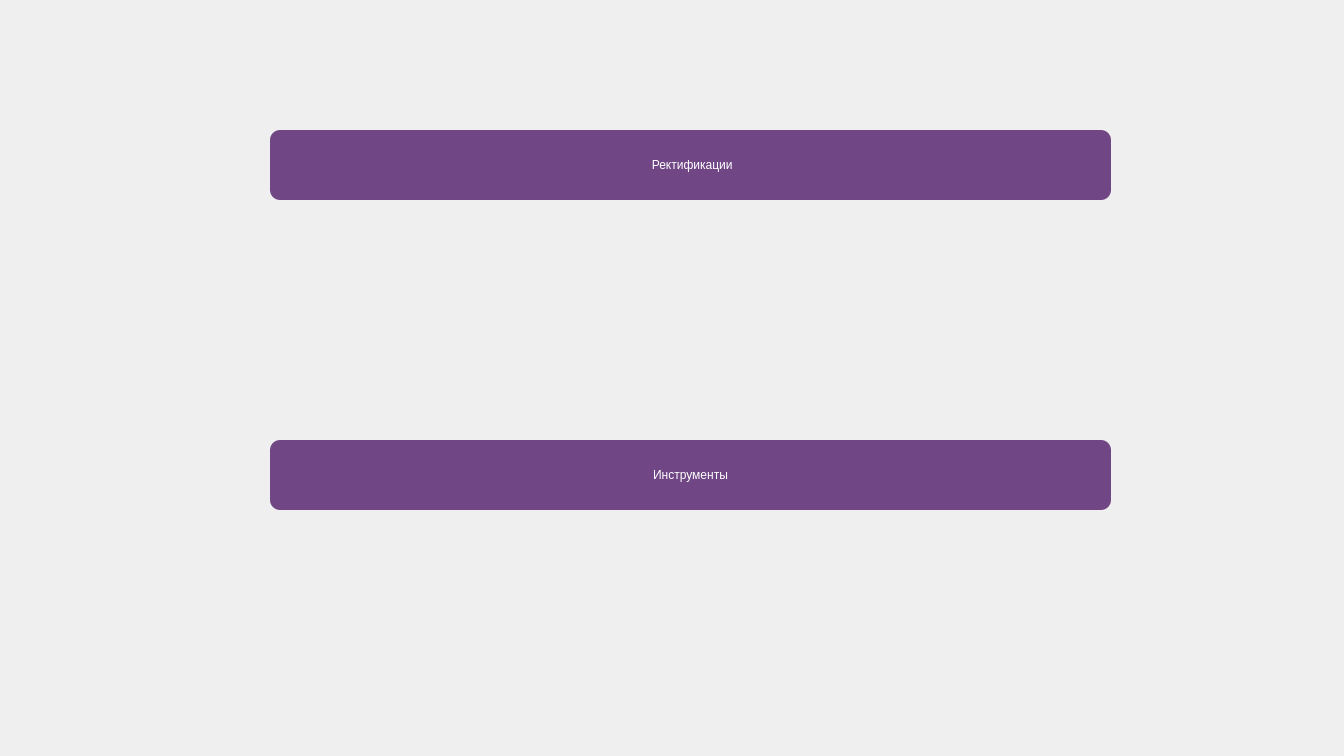
Old version of the form UI_files/main.ui in the repository k-e-n-p-a-c-h-i/TestTaskSuedov.
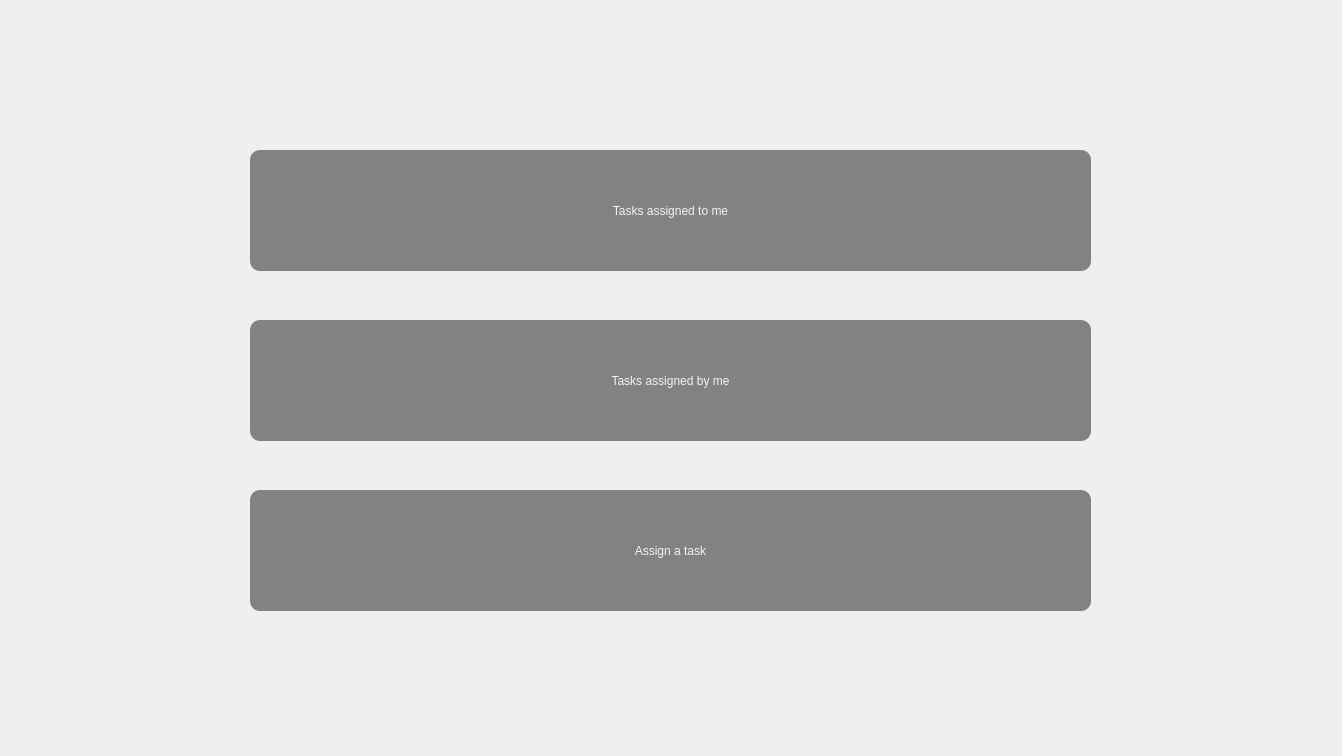
New version of the form.

Diff of the .ui file:
```diff
--- a/UI_files/main.ui
+++ b/UI_files/main.ui
@@ -6,7 +6,7 @@
    <rect>
     <x>0</x>
     <y>0</y>
-    <width>1344</width>
+    <width>1342</width>
     <height>756</height>
    </rect>
   </property>
@@ -20,13 +20,65 @@
    <string>Task manager</string>
   </property>
   <widget class="QWidget" name="centralwidget">
+   <widget class="QPushButton" name="pushButton">
+    <property name="geometry">
+     <rect>
+      <x>250</x>
+      <y>150</y>
+      <width>841</width>
+      <height>121</height>
+     </rect>
+    </property>
+    <property name="minimumSize">
+     <size>
+      <width>0</width>
+      <height>70</height>
+     </size>
+    </property>
+    <property name="styleSheet">
+     <string notr="true">color:rgb(243, 243, 243);
+background-color: rgba(54, 54, 54, 150);
+border-style: outset;
+border-radius:10px;
+font: 15pt &quot;MS Shell Dlg 2&quot;;</string>
+    </property>
+    <property name="text">
+     <string>Tasks assigned to me</string>
+    </property>
+   </widget>
+   <widget class="QPushButton" name="pushButton_2">
+    <property name="geometry">
+     <rect>
+      <x>250</x>
+      <y>320</y>
+      <width>841</width>
+      <height>121</height>
+     </rect>
+    </property>
+    <property name="minimumSize">
+     <size>
+      <width>0</width>
+      <height>70</height>
+     </size>
+    </property>
+    <property name="styleSheet">
+     <string notr="true">color:rgb(243, 243, 243);
+background-color: rgba(54, 54, 54, 150);
+border-style: outset;
+border-radius:10px;
+font: 15pt &quot;MS Shell Dlg 2&quot;;</string>
+    </property>
+    <property name="text">
+     <string>Tasks assigned by me</string>
+    </property>
+   </widget>
    <widget class="QPushButton" name="pushButton_3">
     <property name="geometry">
      <rect>
-      <x>270</x>
-      <y>440</y>
+      <x>250</x>
+      <y>490</y>
       <width>841</width>
-      <height>70</height>
+      <height>121</height>
      </rect>
     </property>
     <property name="minimumSize">
@@ -36,44 +88,14 @@
      </size>
     </property>
     <property name="styleSheet">
-     <string notr="true">background-color: rgba(59, 0, 89, 180);
-color: rgb(255, 255, 255);
+     <string notr="true">color:rgb(243, 243, 243);
+background-color: rgba(54, 54, 54, 150);
 border-style: outset;
-border-widht:2px;
 border-radius:10px;
-border-color:black;
-font: 75 11pt &quot;MS Shell Dlg 2&quot;;</string>
+font: 15pt &quot;MS Shell Dlg 2&quot;;</string>
     </property>
     <property name="text">
-     <string>Инструменты</string>
-    </property>
-   </widget>
-   <widget class="QPushButton" name="pushButton_4">
-    <property name="geometry">
-     <rect>
-      <x>270</x>
-      <y>130</y>
-      <width>841</width>
-      <height>70</height>
-     </rect>
-    </property>
-    <property name="minimumSize">
-     <size>
-      <width>0</width>
-      <height>70</height>
-     </size>
-    </property>
-    <property name="styleSheet">
-     <string notr="true">background-color: rgba(59, 0, 89, 180);
-color: rgb(255, 255, 255);
-border-style: outset;
-border-widht:2px;
-border-radius:10px;
-border-color:black;
-font: 75 11pt &quot;MS Shell Dlg 2&quot;;</string>
-    </property>
-    <property name="text">
-     <string> Ректификации</string>
+     <string>Assign a task</string>
     </property>
    </widget>
   </widget>
```
